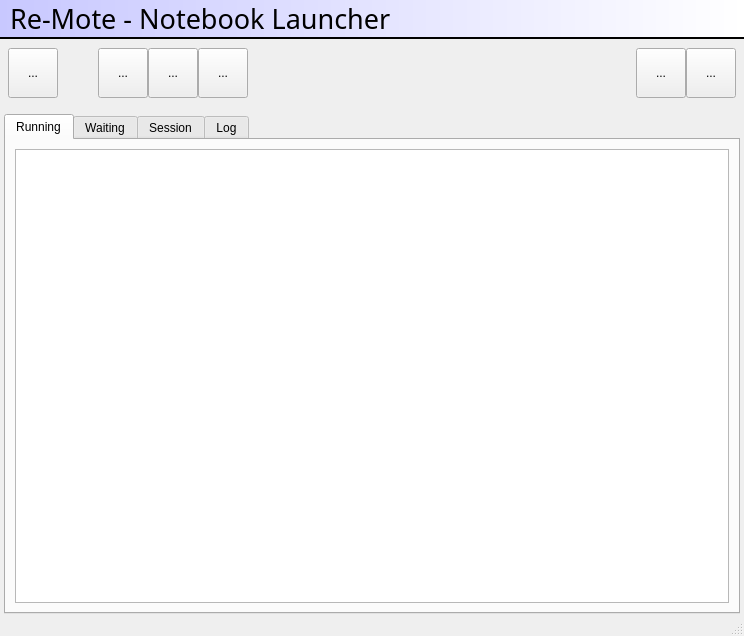
Before: the Qt Designer form mainwindow.ui in lunarc/re-mote, drawn with Qt 5.
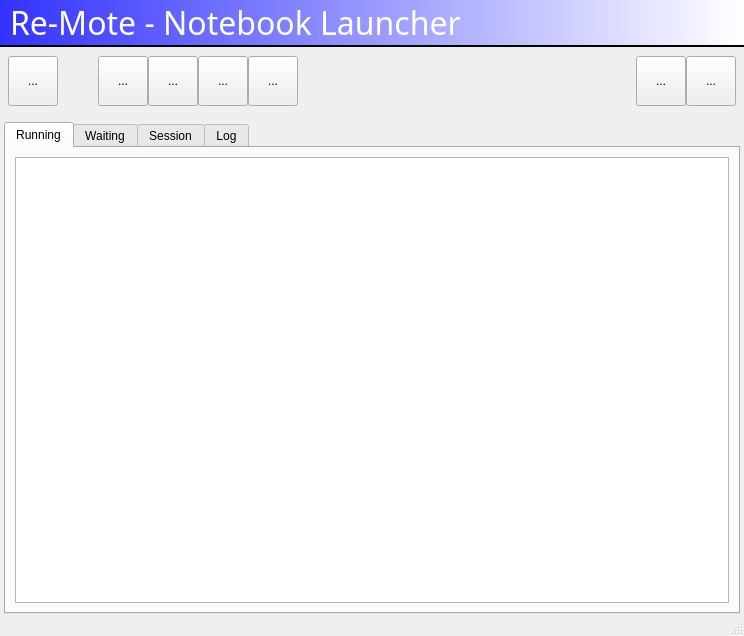
After: the same form once the commit is applied. Icons and pictures are not drawn.

Commit message: More work on user interface.

The edit to the form file:
```diff
--- a/mainwindow.ui
+++ b/mainwindow.ui
@@ -35,7 +35,7 @@
       <property name="font">
        <font>
         <family>Barlow Condensed</family>
-        <pointsize>20</pointsize>
+        <pointsize>24</pointsize>
         <bold>false</bold>
        </font>
       </property>
@@ -44,7 +44,8 @@
       </property>
       <property name="styleSheet">
        <string notr="true">QLabel {
-	background: qlineargradient(spread:pad, x1:0, y1:0, x2:1, y2:0, stop:0 rgba(200, 200, 255, 255), stop:1 rgba(255, 255, 255, 255));
+	background: qlineargradient(spread:pad, x1:0, y1:0, x2:1, y2:0, stop:0 rgba(50, 50, 255, 255), stop:1 rgba(255, 255, 255, 255));
+	color: rgb(255, 255, 255);
 }</string>
       </property>
       <property name="text">
@@ -54,7 +55,7 @@
        <set>Qt::AlignmentFlag::AlignLeading|Qt::AlignmentFlag::AlignLeft|Qt::AlignmentFlag::AlignVCenter</set>
       </property>
       <property name="margin">
-       <number>20</number>
+       <number>15</number>
       </property>
       <property name="indent">
        <number>10</number>
@@ -138,6 +139,28 @@
          <string>...</string>
         </property>
         <property name="icon">
+         <iconset theme="QIcon::ThemeIcon::DocumentNew"/>
+        </property>
+        <property name="iconSize">
+         <size>
+          <width>32</width>
+          <height>32</height>
+         </size>
+        </property>
+       </widget>
+      </item>
+      <item>
+       <widget class="QToolButton" name="openNotebookButton">
+        <property name="minimumSize">
+         <size>
+          <width>50</width>
+          <height>50</height>
+         </size>
+        </property>
+        <property name="text">
+         <string>...</string>
+        </property>
+        <property name="icon">
          <iconset theme="QIcon::ThemeIcon::DocumentOpen"/>
         </property>
         <property name="iconSize">
@@ -205,28 +228,6 @@
         </property>
        </spacer>
       </item>
-      <item>
-       <widget class="QToolButton" name="settingsButton">
-        <property name="minimumSize">
-         <size>
-          <width>50</width>
-          <height>50</height>
-         </size>
-        </property>
-        <property name="text">
-         <string>...</string>
-        </property>
-        <property name="icon">
-         <iconset theme="document-properties"/>
-        </property>
-        <property name="iconSize">
-         <size>
-          <width>32</width>
-          <height>32</height>
-         </size>
-        </property>
-       </widget>
-      </item>
       <item>
        <widget class="QToolButton" name="closeButton">
         <property name="minimumSize">
@@ -249,6 +250,28 @@
         </property>
        </widget>
       </item>
+      <item>
+       <widget class="QToolButton" name="settingsButton">
+        <property name="minimumSize">
+         <size>
+          <width>50</width>
+          <height>50</height>
+         </size>
+        </property>
+        <property name="text">
+         <string>...</string>
+        </property>
+        <property name="icon">
+         <iconset theme="document-properties"/>
+        </property>
+        <property name="iconSize">
+         <size>
+          <width>32</width>
+          <height>32</height>
+         </size>
+        </property>
+       </widget>
+      </item>
      </layout>
     </item>
     <item>
@@ -286,7 +309,26 @@
          </attribute>
          <layout class="QVBoxLayout" name="verticalLayout_4">
           <item>
-           <widget class="QTableWidget" name="runningTable"/>
+           <widget class="QTableWidget" name="runningTable">
+            <property name="editTriggers">
+             <set>QAbstractItemView::EditTrigger::NoEditTriggers</set>
+            </property>
+            <property name="alternatingRowColors">
+             <bool>true</bool>
+            </property>
+            <property name="selectionMode">
+             <enum>QAbstractItemView::SelectionMode::ExtendedSelection</enum>
+            </property>
+            <property name="selectionBehavior">
+             <enum>QAbstractItemView::SelectionBehavior::SelectRows</enum>
+            </property>
+            <attribute name="horizontalHeaderStretchLastSection">
+             <bool>true</bool>
+            </attribute>
+            <attribute name="verticalHeaderVisible">
+             <bool>false</bool>
+            </attribute>
+           </widget>
           </item>
          </layout>
         </widget>
```
The commit also changes 7 other files.
